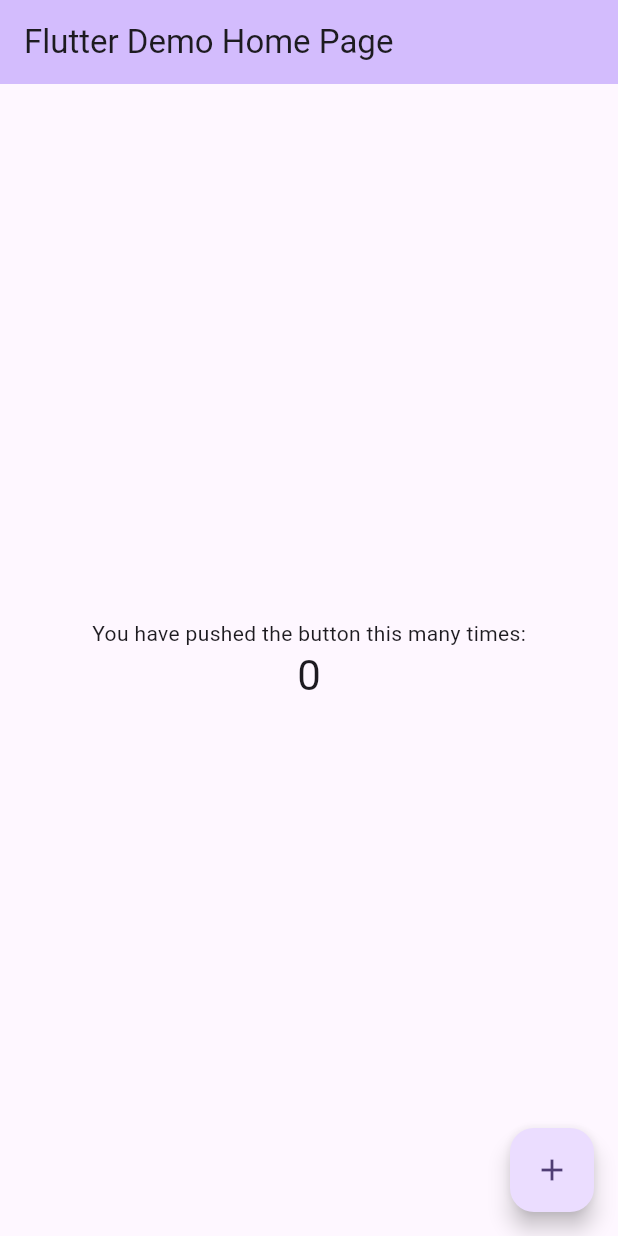
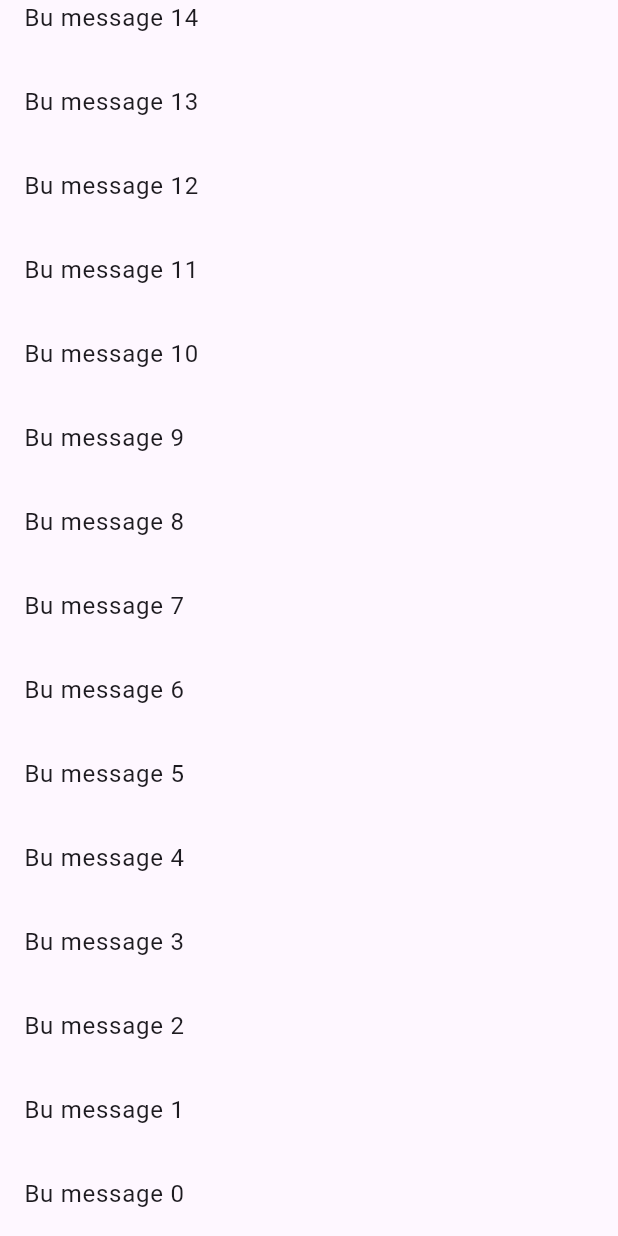
Before and after one commit to Abdurahim2704/my_teacher_chat, a Flutter app: the screen it shows after launch, on a phone screen of 412 x 824 dp. Run offline on Flutter 3.47's test engine with Material 3 defaults, Android fonts, the phone set to English and light mode, and no system bars; our stand-ins replace dio, flutter_secure_storage, socket_io_client.

Commit message:
fixed bugs

```diff
--- /dev/null
+++ b/lib/audio_call/app.dart
@@ -0,0 +1,150 @@
+import 'dart:convert';
+
+import 'package:flutter/material.dart';
+import 'package:http/http.dart' as http;
+import 'package:socket_io_client/socket_io_client.dart' as IO;
+
+import '../data/service/token_manager.dart';
+//+998999999999
+//user
+
+Future<String> logIn(String username, String password) async {
+  final response = await http.post(Uri.parse(Apis.baseUrl + Apis.loginApi),
+      body: {"login": username, "password": password});
+  print("Username: $username");
+  print(response.body);
+  if (response.statusCode == 200) {
+    final id = jsonDecode(response.body)["user"]["id"];
+    return id;
+  }
+
+  return "";
+}
+
+class ChatService {
+  late IO.Socket socket;
+  final String serverUrl;
+  final void Function(List<String>) onMessagesReceived;
+  final void Function() onConnected;
+  final void Function() onDisconnected;
+  final void Function(dynamic) onError;
+
+  ChatService({
+    required this.serverUrl,
+    required this.onMessagesReceived,
+    required this.onConnected,
+    required this.onDisconnected,
+    required this.onError,
+  });
+
+  void connect(String userId, String otherId) {
+    print("UserId: $userId");
+    socket = IO.io(serverUrl, <String, dynamic>{
+      'transports': ['websocket'],
+      'autoConnect': false,
+      "query": {
+        "userId": userId,
+      }
+    });
+
+    socket.onConnect((_) {
+      onConnected();
+    });
+
+    socket.onDisconnect((_) {
+      onDisconnected();
+    });
+
+    socket.onError((error) {
+      onError(error);
+    });
+    socket.emit("request-call", otherId);
+    socket.on('message', (data) {
+      if (data is Map &&
+          data.containsKey('items') &&
+          data['items'].containsKey('messages')) {
+        List<String> messages =
+            (data['items']['messages'] as List).map((m) => "").toList();
+        onMessagesReceived(messages);
+      } else {
+        onError('Unexpected message format: $data');
+      }
+    });
+    socket.on("not-online", (data) {
+      print("Not online: $data");
+    });
+
+    socket.on("calling-process", (data) {
+      print("Calling process: $data");
+    });
+
+    socket.on("audio-call", (data) {
+      print("Audio Call: $data");
+    });
+    socket.connect();
+  }
+
+  void sendMessage(String content) {
+    if (content.isNotEmpty) {
+      socket.emit('message', {'sender': 'user', 'content': content});
+    }
+  }
+
+  void disconnect() {
+    socket.disconnect();
+  }
+}
+
+class MyApp extends StatelessWidget {
+  const MyApp({super.key});
+
+  @override
+  Widget build(BuildContext context) {
+    return const MaterialApp(
+      home: HomePage(),
+    );
+  }
+}
+
+class HomePage extends StatefulWidget {
+  const HomePage({super.key});
+
+  @override
+  State<HomePage> createState() => _HomePageState();
+}
+
+class _HomePageState extends State<HomePage> {
+  late ChatService callService;
+  @override
+  void initState() {
+    super.initState();
+    callService = ChatService(
+      serverUrl: 'http://192.168.2.132:3680',
+      onMessagesReceived: (p0) {},
+      onConnected: () {},
+      onDisconnected: () {},
+      onError: (p0) {},
+    );
+  }
+
+  Future<void> connectCall() async {
+    final a = await logIn("+998992222222", "user");
+    final b = await logIn("+998990000001", "user");
+    print("A: $a");
+    print("B: $b");
+    callService.connect(a, b);
+  }
+
+  @override
+  Widget build(BuildContext context) {
+    return Scaffold(
+      body: const Center(
+        child: Text("Home Page"),
+      ),
+      floatingActionButton: FloatingActionButton(
+        onPressed: connectCall,
+        child: const Icon(Icons.phone),
+      ),
+    );
+  }
+}
--- /dev/null
+++ b/lib/audio_call/main.dart
@@ -0,0 +1,6 @@
+import 'package:flutter/material.dart';
+import 'package:my_teacher_chat/audio_call/app.dart';
+
+void main() {
+  runApp(const MyApp());
+}
--- a/lib/main.dart
+++ b/lib/main.dart
@@ -1,6 +1,5 @@
-import 'dart:convert';
-
 import 'package:flutter/material.dart';
+import 'package:my_teacher_chat/presentation/home_page.dart';
 
 import 'data/service/conversation_service.dart';
 import 'data/service/token_manager.dart';
@@ -37,110 +36,7 @@ class MyApp extends StatelessWidget {
         colorScheme: ColorScheme.fromSeed(seedColor: Colors.deepPurple),
         useMaterial3: true,
       ),
-      home: const MyHomePage(title: 'Flutter Demo Home Page'),
+      home: HomePage(),
     );
   }
 }
-
-class MyHomePage extends StatefulWidget {
-  const MyHomePage({super.key, required this.title});
-
-  // This widget is the home page of your application. It is stateful, meaning
-  // that it has a State object (defined below) that contains fields that affect
-  // how it looks.
-
-  // This class is the configuration for the state. It holds the values (in this
-  // case the title) provided by the parent (in this case the App widget) and
-  // used by the build method of the State. Fields in a Widget subclass are
-  // always marked "final".
-
-  final String title;
-
-  @override
-  State<MyHomePage> createState() => _MyHomePageState();
-}
-
-class _MyHomePageState extends State<MyHomePage> {
-  int _counter = 0;
-
-  void _incrementCounter() {
-    setState(() {
-      // This call to setState tells the Flutter framework that something has
-      // changed in this State, which causes it to rerun the build method below
-      // so that the display can reflect the updated values. If we changed
-      // _counter without calling setState(), then the build method would not be
-      // called again, and so nothing would appear to happen.
-      _counter++;
-    });
-  }
-
-  Future<void> testApp() async {
-    final manager = TokenManager();
-    await manager.setUp();
-    final service = ConversationService(manager: manager);
-    // final result = await service.getConversationById(
-    //     2, "6d834b47-d9d5-4c05-a6bb-8ab6e8e3e0bd");
-
-    final createConversation = await service.createConversation(
-        "6d834b47-d9d5-4c05-a6bb-8ab6e8e3e0bd",
-        "4b40308d-4e6e-4422-8630-41a916dda603",
-        "Jaloliddin aka chatni o'chirvoring");
-    if (createConversation is DataSuccess) {
-      final data = createConversation.data;
-      print(data);
-    } else {
-      print("It is failed");
-      print(createConversation.message);
-    }
-  }
-
-  @override
-  Widget build(BuildContext context) {
-    testApp();
-    return Scaffold(
-      appBar: AppBar(
-        // TRY THIS: Try changing the color here to a specific color (to
-        // Colors.amber, perhaps?) and trigger a hot reload to see the AppBar
-        // change color while the other colors stay the same.
-        backgroundColor: Theme.of(context).colorScheme.inversePrimary,
-        // Here we take the value from the MyHomePage object that was created by
-        // the App.build method, and use it to set our appbar title.
-        title: Text(widget.title),
-      ),
-      body: Center(
-        // Center is a layout widget. It takes a single child and positions it
-        // in the middle of the parent.
-        child: Column(
-          // Column is also a layout widget. It takes a list of children and
-          // arranges them vertically. By default, it sizes itself to fit its
-          // children horizontally, and tries to be as tall as its parent.
-          //
-          // Column has various properties to control how it sizes itself and
-          // how it positions its children. Here we use mainAxisAlignment to
-          // center the children vertically; the main axis here is the vertical
-          // axis because Columns are vertical (the cross axis would be
-          // horizontal).
-          //
-          // TRY THIS: Invoke "debug painting" (choose the "Toggle Debug Paint"
-          // action in the IDE, or press "p" in the console), to see the
-          // wireframe for each widget.
-          mainAxisAlignment: MainAxisAlignment.center,
-          children: <Widget>[
-            const Text(
-              'You have pushed the button this many times:',
-            ),
-            Text(
-              '$_counter',
-              style: Theme.of(context).textTheme.headlineMedium,
-            ),
-          ],
-        ),
-      ),
-      floatingActionButton: FloatingActionButton(
-        onPressed: _incrementCounter,
-        tooltip: 'Increment',
-        child: const Icon(Icons.add),
-      ), // This trailing comma makes auto-formatting nicer for build methods.
-    );
-  }
-}
--- /dev/null
+++ b/lib/presentation/home_page.dart
@@ -0,0 +1,51 @@
+import 'package:flutter/material.dart';
+
+class HomePage extends StatefulWidget {
+  const HomePage({super.key});
+
+  @override
+  State<HomePage> createState() => _HomePageState();
+}
+
+class _HomePageState extends State<HomePage> {
+  final messages = List.generate(100, (index) => "Bu message $index");
+  final userMessages = <String>[];
+  final controller = ScrollController();
+  final limit = 20;
+  @override
+  void initState() {
+    super.initState();
+    userMessages.addAll(messages.take(20));
+    messages.removeRange(0, 20);
+    controller.addListener(() async {
+      if (controller.hasClients) {
+        print("Pixels: ${controller.position.pixels}");
+        print("Viewport: ${controller.position.maxScrollExtent}");
+        if (controller.offset >= controller.position.maxScrollExtent &&
+            !controller.position.outOfRange) {
+          userMessages.addAll(messages.take(20));
+          await Future.delayed(const Duration(seconds: 1));
+          messages.removeRange(0, 20);
+          setState(() {});
+        }
+      }
+    });
+  }
+
+  @override
+  Widget build(BuildContext context) {
+    return Scaffold(
+      body: ListView.builder(
+        reverse: true,
+        controller: controller,
+        itemBuilder: (context, index) {
+          final item = userMessages[index];
+          return ListTile(
+            title: Text(item),
+          );
+        },
+        itemCount: userMessages.length,
+      ),
+    );
+  }
+}
--- a/pubspec.yaml
+++ b/pubspec.yaml
@@ -38,6 +38,7 @@ dependencies:
   dio: ^5.4.3+1
   flutter_secure_storage: ^9.2.2
   http: ^1.2.1
+  socket_io_client: ^2.0.3+1
 
 dev_dependencies:
   flutter_test:
```
Also changed, not shown: lib/data/service/conversation_service.dart (+9 -11 lines), lib/data/service/token_manager.dart (+6 -4 lines), pubspec.lock.
